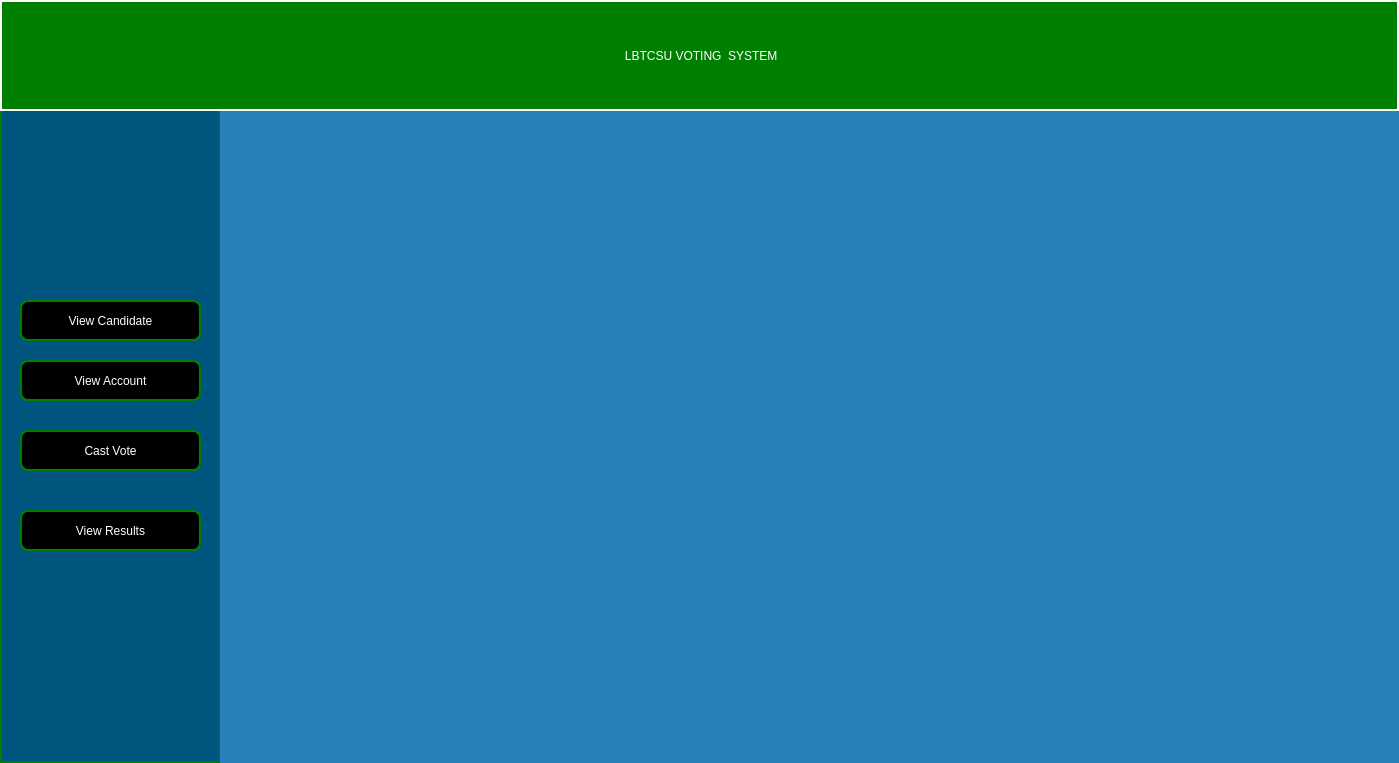
Before: the Qt Designer form voterdashboard.ui in Rabsoninnora/LBTCSU, drawn with Qt 5.
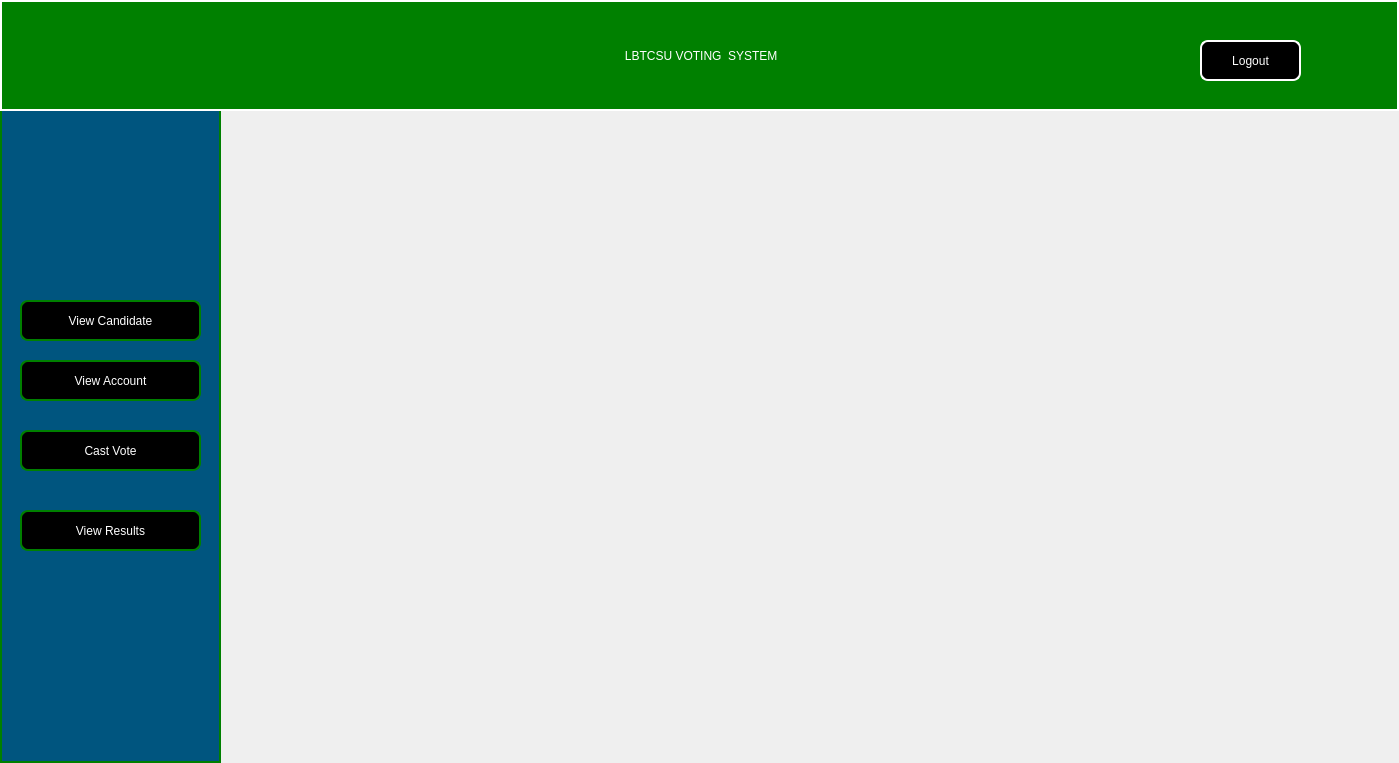
After: the same form once the commit is applied. Icons and pictures are not drawn.

```diff
--- a/voterdashboard.ui
+++ b/voterdashboard.ui
@@ -67,7 +67,7 @@
   <widget class="QPushButton" name="btn_logout">
    <property name="geometry">
     <rect>
-     <x>1260</x>
+     <x>1200</x>
      <y>40</y>
      <width>101</width>
      <height>41</height>
@@ -96,15 +96,13 @@
    <property name="geometry">
     <rect>
      <x>220</x>
-     <y>92</y>
+     <y>112</y>
      <width>1181</width>
-     <height>781</height>
+     <height>761</height>
     </rect>
    </property>
    <property name="styleSheet">
-    <string notr="true">background-color: #2980b9;
-image: url(:/vote.webp);
-</string>
+    <string notr="true"> </string>
    </property>
    <property name="text">
     <string/>
@@ -223,13 +221,13 @@
    </property>
   </widget>
   <zorder>Side_Nav</zorder>
-  <zorder>btn_logout</zorder>
   <zorder>BodyLabel</zorder>
   <zorder>btn_view_candidate</zorder>
   <zorder>btn_AccountView</zorder>
   <zorder>btn_CastVote</zorder>
   <zorder>btn_ResultsView</zorder>
   <zorder>pushButton</zorder>
+  <zorder>btn_logout</zorder>
  </widget>
  <resources/>
  <connections/>
```
